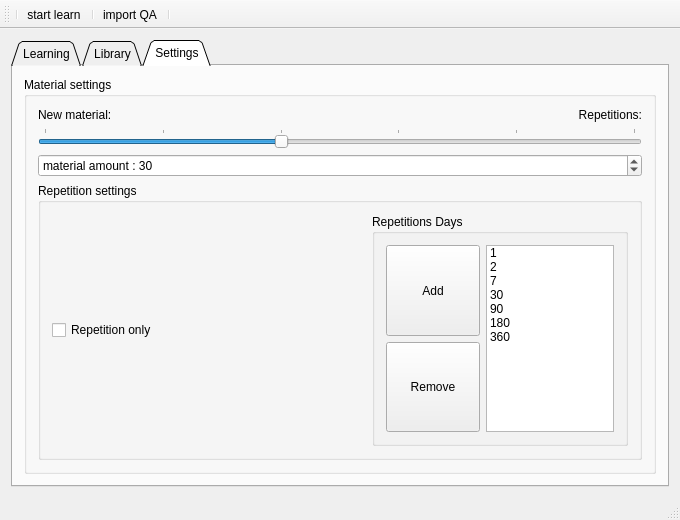
The window that GonzalesApp/ui/mainwindow.ui (szymonpi/Gonzales) describes before a commit, drawn with Qt 5.
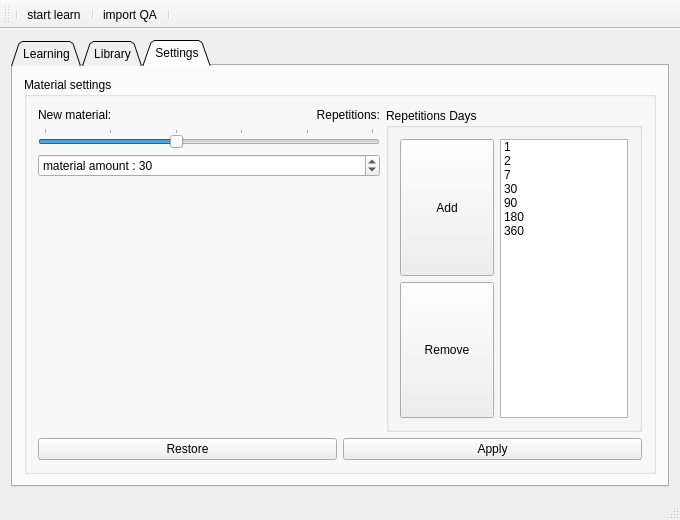
The same window after the commit. The open tabs and pages were chosen to show the change. Icons and pictures are not drawn.

Diff of the .ui file:
```diff
--- a/GonzalesApp/ui/mainwindow.ui
+++ b/GonzalesApp/ui/mainwindow.ui
@@ -343,6 +343,10 @@
           <property name="title">
            <string>Material settings</string>
           </property>
+          <layout class="QVBoxLayout" name="verticalLayout_12">
+           <item>
+            <layout class="QHBoxLayout" name="horizontalLayout_2">
+             <item>
           <layout class="QVBoxLayout" name="verticalLayout_8">
            <item>
             <layout class="QHBoxLayout" name="horizontalLayout_3">
@@ -422,17 +426,19 @@
             </widget>
            </item>
            <item>
-            <widget class="QGroupBox" name="groupBoxRepetitionsSettings">
-             <property name="title">
-              <string>Repetition settings</string>
-             </property>
-             <layout class="QHBoxLayout" name="horizontalLayout_2">
-              <item>
-               <widget class="QCheckBox" name="checkBoxRepetitionOnly">
-                <property name="text">
-                 <string>Repetition only</string>
-                </property>
-               </widget>
+                <spacer name="verticalSpacer">
+                 <property name="orientation">
+                  <enum>Qt::Vertical</enum>
+                 </property>
+                 <property name="sizeHint" stdset="0">
+                  <size>
+                   <width>20</width>
+                   <height>40</height>
+                  </size>
+                 </property>
+                </spacer>
+               </item>
+              </layout>
               </item>
               <item>
                <widget class="QGroupBox" name="groupBox_2">
@@ -543,7 +549,24 @@
                </widget>
               </item>
              </layout>
-            </widget>
+           </item>
+           <item>
+            <layout class="QHBoxLayout" name="horizontalLayout_5">
+             <item>
+              <widget class="QPushButton" name="pushButton_2">
+               <property name="text">
+                <string>Restore</string>
+               </property>
+              </widget>
+             </item>
+             <item>
+              <widget class="QPushButton" name="pushButton">
+               <property name="text">
+                <string>Apply</string>
+               </property>
+              </widget>
+             </item>
+            </layout>
            </item>
           </layout>
          </widget>
```
Left out of the diff: 5 changed lines with no effect on the pictures. Lines whose indentation alone changed are shown as unchanged.
